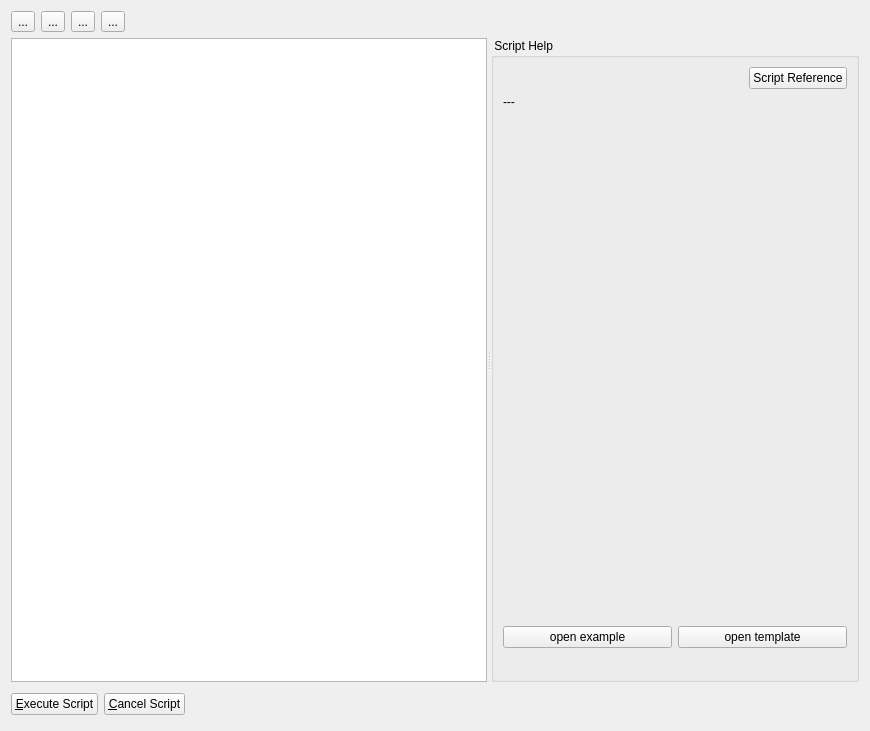
jkriege2/QuickFit3, file plugins/spimb040/qfespimb040scriptedacquisition.ui: the form before one commit.
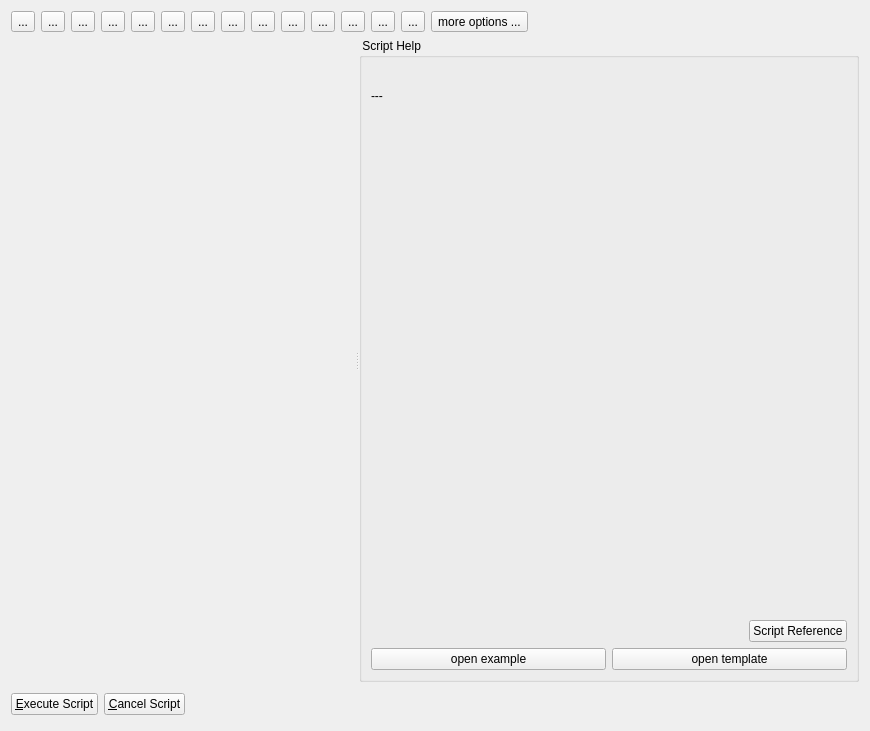
The form after the commit. Icons and pictures are not drawn. Custom widgets are drawn as their Qt base class.

What changed in the file:
```diff
--- a/plugins/spimb040/qfespimb040scriptedacquisition.ui
+++ b/plugins/spimb040/qfespimb040scriptedacquisition.ui
@@ -13,7 +13,7 @@
   <property name="windowTitle">
    <string>Scripted Acquisition</string>
   </property>
-  <layout class="QVBoxLayout" name="verticalLayout" stretch="0,1,0">
+  <layout class="QVBoxLayout" name="verticalLayout_3" stretch="0,1,0">
    <item>
     <layout class="QHBoxLayout" name="horizontalLayout_2">
      <item>
@@ -58,6 +58,13 @@
        </property>
       </widget>
      </item>
+     <item>
+      <widget class="QToolButton" name="tbPrint">
+       <property name="text">
+        <string>...</string>
+       </property>
+      </widget>
+     </item>
      <item>
       <widget class="QToolButton" name="btnSyntaxCheck">
        <property name="toolTip">
@@ -72,6 +79,82 @@
        </property>
       </widget>
      </item>
+     <item>
+      <widget class="QToolButton" name="tbFind">
+       <property name="text">
+        <string>...</string>
+       </property>
+      </widget>
+     </item>
+     <item>
+      <widget class="QToolButton" name="tbFindNext">
+       <property name="text">
+        <string>...</string>
+       </property>
+      </widget>
+     </item>
+     <item>
+      <widget class="QToolButton" name="tbReplace">
+       <property name="text">
+        <string>...</string>
+       </property>
+      </widget>
+     </item>
+     <item>
+      <widget class="QToolButton" name="tbReplaceNext">
+       <property name="text">
+        <string>...</string>
+       </property>
+      </widget>
+     </item>
+     <item>
+      <widget class="QToolButton" name="tbCopy">
+       <property name="text">
+        <string>...</string>
+       </property>
+      </widget>
+     </item>
+     <item>
+      <widget class="QToolButton" name="tbCut">
+       <property name="text">
+        <string>...</string>
+       </property>
+      </widget>
+     </item>
+     <item>
+      <widget class="QToolButton" name="tbPaste">
+       <property name="text">
+        <string>...</string>
+       </property>
+      </widget>
+     </item>
+     <item>
+      <widget class="QToolButton" name="tbUndo">
+       <property name="text">
+        <string>...</string>
+       </property>
+      </widget>
+     </item>
+     <item>
+      <widget class="QToolButton" name="tbRedo">
+       <property name="text">
+        <string>...</string>
+       </property>
+      </widget>
+     </item>
+     <item>
+      <widget class="QToolButton" name="tbMoreOptions">
+       <property name="text">
+        <string>more options ...</string>
+       </property>
+       <property name="popupMode">
+        <enum>QToolButton::InstantPopup</enum>
+       </property>
+       <property name="arrowType">
+        <enum>Qt::NoArrow</enum>
+       </property>
+      </widget>
+     </item>
      <item>
       <spacer name="horizontalSpacer_2">
        <property name="orientation">
@@ -99,7 +182,20 @@
      <property name="orientation">
       <enum>Qt::Horizontal</enum>
      </property>
-     <widget class="QPlainTextEdit" name="edtScript"/>
+     <widget class="QWidget" name="layoutWidget">
+      <layout class="QVBoxLayout" name="verticalLayout" stretch="1,0">
+       <item>
+        <widget class="QFCompleterTextEdit" name="edtScript" native="true"/>
+       </item>
+       <item>
+        <widget class="QLabel" name="labCursorPos">
+         <property name="text">
+          <string/>
+         </property>
+        </widget>
+       </item>
+      </layout>
+     </widget>
      <widget class="QGroupBox" name="groupBox">
       <property name="maximumSize">
        <size>
@@ -107,10 +203,70 @@
         <height>16777215</height>
        </size>
       </property>
+      <property name="baseSize">
+       <size>
+        <width>350</width>
+        <height>0</height>
+       </size>
+      </property>
       <property name="title">
        <string> Script Help </string>
       </property>
       <layout class="QVBoxLayout" name="verticalLayout_2" stretch="0,1,0,0">
+       <item>
+        <layout class="QHBoxLayout" name="horizontalLayout_4">
+         <item>
+          <widget class="QModernProgressWidget" name="progress" native="true">
+           <property name="sizePolicy">
+            <sizepolicy hsizetype="Fixed" vsizetype="Fixed">
+             <horstretch>0</horstretch>
+             <verstretch>0</verstretch>
+            </sizepolicy>
+           </property>
+           <property name="minimumSize">
+            <size>
+             <width>16</width>
+             <height>16</height>
+            </size>
+           </property>
+           <property name="baseSize">
+            <size>
+             <width>16</width>
+             <height>16</height>
+            </size>
+           </property>
+          </widget>
+         </item>
+         <item>
+          <widget class="QLabel" name="labProgress">
+           <property name="font">
+            <font>
+             <pointsize>7</pointsize>
+            </font>
+           </property>
+           <property name="text">
+            <string/>
+           </property>
+           <property name="wordWrap">
+            <bool>true</bool>
+           </property>
+          </widget>
+         </item>
+        </layout>
+       </item>
+       <item>
+        <widget class="QLabel" name="labHelp">
+         <property name="text">
+          <string>---</string>
+         </property>
+         <property name="alignment">
+          <set>Qt::AlignLeading|Qt::AlignLeft|Qt::AlignTop</set>
+         </property>
+         <property name="wordWrap">
+          <bool>true</bool>
+         </property>
+        </widget>
+       </item>
        <item>
         <layout class="QHBoxLayout" name="horizontalLayout_5">
          <item>
@@ -145,19 +301,6 @@
          </item>
         </layout>
        </item>
-       <item>
-        <widget class="QLabel" name="labHelp">
-         <property name="text">
-          <string>---</string>
-         </property>
-         <property name="alignment">
-          <set>Qt::AlignLeading|Qt::AlignLeft|Qt::AlignTop</set>
-         </property>
-         <property name="wordWrap">
-          <bool>true</bool>
-         </property>
-        </widget>
-       </item>
        <item>
         <layout class="QHBoxLayout" name="horizontalLayout_3">
          <item>
@@ -196,47 +339,6 @@
          </item>
         </layout>
        </item>
-       <item>
-        <layout class="QHBoxLayout" name="horizontalLayout_4">
-         <item>
-          <widget class="QModernProgressWidget" name="progress" native="true">
-           <property name="sizePolicy">
-            <sizepolicy hsizetype="Fixed" vsizetype="Fixed">
-             <horstretch>0</horstretch>
-             <verstretch>0</verstretch>
-            </sizepolicy>
-           </property>
-           <property name="minimumSize">
-            <size>
-             <width>16</width>
-             <height>16</height>
-            </size>
-           </property>
-           <property name="baseSize">
-            <size>
-             <width>16</width>
-             <height>16</height>
-            </size>
-           </property>
-          </widget>
-         </item>
-         <item>
-          <widget class="QLabel" name="labProgress">
-           <property name="font">
-            <font>
-             <pointsize>7</pointsize>
-            </font>
-           </property>
-           <property name="text">
-            <string/>
-           </property>
-           <property name="wordWrap">
-            <bool>true</bool>
-           </property>
-          </widget>
-         </item>
-        </layout>
-       </item>
       </layout>
      </widget>
     </widget>
@@ -318,6 +420,12 @@
    <header>qmodernprogresswidget.h</header>
    <container>1</container>
   </customwidget>
+  <customwidget>
+   <class>QFCompleterTextEdit</class>
+   <extends>QWidget</extends>
+   <header>qfcompletertextedit.h</header>
+   <container>1</container>
+  </customwidget>
  </customwidgets>
  <resources>
   <include location="../../lib/lib.qrc"/>
```
